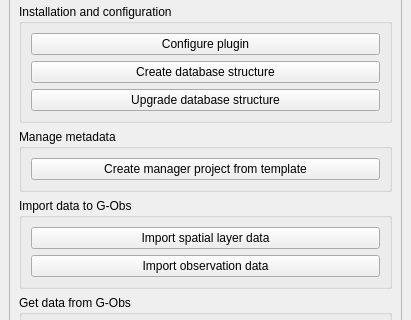
Old version of the form gobs/resources/ui/gobs_dockwidget_base.ui in the repository 3liz/qgis-gobs-plugin; both pictures show x 0 to 411 and y 96 to 416 of the 411 by 800 pixel window.
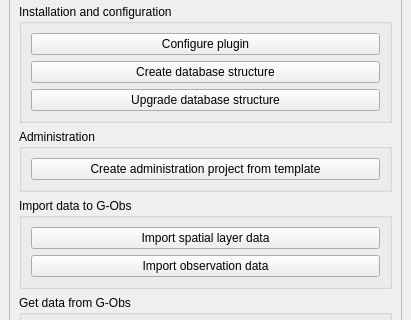
New version of the form.

Commit message: Algs - Rename create QGIS project algorithm: replace manager by administration

```diff
--- a/gobs/resources/ui/gobs_dockwidget_base.ui
+++ b/gobs/resources/ui/gobs_dockwidget_base.ui
@@ -99,13 +99,13 @@
         <item>
          <widget class="QGroupBox" name="groupBox_7">
           <property name="title">
-           <string>Manage metadata</string>
+           <string>Administration</string>
           </property>
           <layout class="QVBoxLayout" name="verticalLayout_8">
            <item>
             <widget class="QPushButton" name="button_create_manager_project_from_template">
              <property name="text">
-              <string>Create manager project from template</string>
+              <string>Create administration project from template</string>
              </property>
             </widget>
            </item>
```
Left out of the diff: 4 changed lines with no effect on the pictures. The commit also changes 10 other files.
